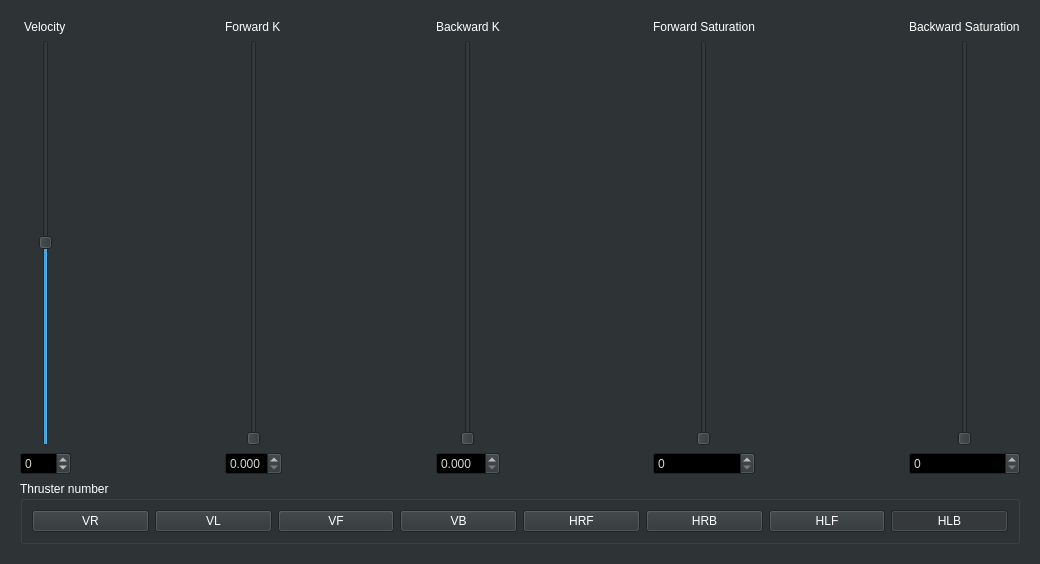
Qt form SettingsWindow/settingswindow.ui (hydronautics-team/PoolsideGUI) before a commit.
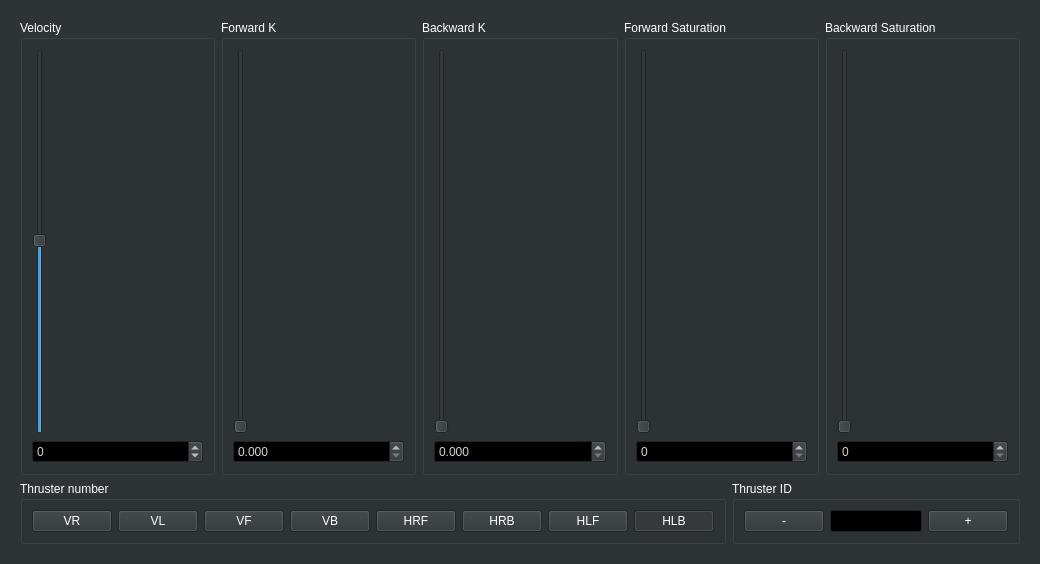
The same form after that commit. The open tabs and pages were chosen to show the change.

What changed in the file:
```diff
--- a/SettingsWindow/settingswindow.ui
+++ b/SettingsWindow/settingswindow.ui
@@ -854,15 +854,12 @@
        <item>
         <layout class="QHBoxLayout" name="horizontalLayout_3">
          <item>
-          <layout class="QVBoxLayout" name="verticalLayout_34">
-           <item alignment="Qt::AlignHCenter">
-            <widget class="QLabel" name="label_6">
-             <property name="text">
+          <widget class="QGroupBox" name="groupBox_3">
+           <property name="title">
               <string>Velocity</string>
              </property>
-            </widget>
-           </item>
-           <item alignment="Qt::AlignHCenter">
+           <layout class="QVBoxLayout" name="verticalLayout_5">
+            <item>
             <widget class="QSlider" name="verticalSliderVelocity_2">
              <property name="minimum">
               <number>-128</number>
@@ -889,30 +886,15 @@
             </widget>
            </item>
           </layout>
+          </widget>
          </item>
          <item>
-          <spacer name="horizontalSpacer_6">
-           <property name="orientation">
-            <enum>Qt::Horizontal</enum>
-           </property>
-           <property name="sizeHint" stdset="0">
-            <size>
-             <width>40</width>
-             <height>20</height>
-            </size>
-           </property>
-          </spacer>
-         </item>
-         <item>
-          <layout class="QVBoxLayout" name="verticalLayout_36">
-           <item alignment="Qt::AlignHCenter">
-            <widget class="QLabel" name="label_7">
-             <property name="text">
+          <widget class="QGroupBox" name="groupBox_4">
+           <property name="title">
               <string>Forward K</string>
              </property>
-            </widget>
-           </item>
-           <item alignment="Qt::AlignHCenter">
+           <layout class="QVBoxLayout" name="verticalLayout_11">
+            <item>
             <widget class="QSlider" name="verticalSliderForwardK_2">
              <property name="minimum">
               <number>0</number>
@@ -936,30 +918,15 @@
             </widget>
            </item>
           </layout>
+          </widget>
          </item>
          <item>
-          <spacer name="horizontalSpacer_7">
-           <property name="orientation">
-            <enum>Qt::Horizontal</enum>
-           </property>
-           <property name="sizeHint" stdset="0">
-            <size>
-             <width>40</width>
-             <height>20</height>
-            </size>
-           </property>
-          </spacer>
-         </item>
-         <item>
-          <layout class="QVBoxLayout" name="verticalLayout_37">
-           <item alignment="Qt::AlignHCenter">
-            <widget class="QLabel" name="label_8">
-             <property name="text">
+          <widget class="QGroupBox" name="groupBox_5">
+           <property name="title">
               <string>Backward K</string>
              </property>
-            </widget>
-           </item>
-           <item alignment="Qt::AlignHCenter">
+           <layout class="QVBoxLayout" name="verticalLayout_23">
+            <item>
             <widget class="QSlider" name="verticalSliderBackwardK_2">
              <property name="minimum">
               <number>0</number>
@@ -983,33 +950,15 @@
             </widget>
            </item>
           </layout>
+          </widget>
          </item>
          <item>
-          <spacer name="horizontalSpacer_8">
-           <property name="orientation">
-            <enum>Qt::Horizontal</enum>
-           </property>
-           <property name="sizeHint" stdset="0">
-            <size>
-             <width>40</width>
-             <height>20</height>
-            </size>
-           </property>
-          </spacer>
-         </item>
-         <item>
-          <layout class="QVBoxLayout" name="verticalLayout_38">
-           <item alignment="Qt::AlignHCenter">
-            <widget class="QLabel" name="label_9">
-             <property name="text">
+          <widget class="QGroupBox" name="groupBox_6">
+           <property name="title">
               <string>Forward Saturation</string>
              </property>
-             <property name="wordWrap">
-              <bool>false</bool>
-             </property>
-            </widget>
-           </item>
-           <item alignment="Qt::AlignHCenter">
+           <layout class="QVBoxLayout" name="verticalLayout_24">
+            <item>
             <widget class="QSlider" name="verticalSliderForwardSaturation_2">
              <property name="minimum">
               <number>0</number>
@@ -1033,30 +982,15 @@
             </widget>
            </item>
           </layout>
+          </widget>
          </item>
          <item>
-          <spacer name="horizontalSpacer_9">
-           <property name="orientation">
-            <enum>Qt::Horizontal</enum>
-           </property>
-           <property name="sizeHint" stdset="0">
-            <size>
-             <width>40</width>
-             <height>20</height>
-            </size>
-           </property>
-          </spacer>
-         </item>
-         <item>
-          <layout class="QVBoxLayout" name="verticalLayout_39">
-           <item>
-            <widget class="QLabel" name="label_11">
-             <property name="text">
+          <widget class="QGroupBox" name="groupBox_7">
+           <property name="title">
               <string>Backward Saturation</string>
              </property>
-            </widget>
-           </item>
-           <item alignment="Qt::AlignHCenter">
+           <layout class="QVBoxLayout" name="verticalLayout_25">
+            <item>
             <widget class="QSlider" name="verticalSliderBarkwardSaturation_2">
              <property name="minimum">
               <number>0</number>
@@ -1080,9 +1014,12 @@
             </widget>
            </item>
           </layout>
+          </widget>
          </item>
         </layout>
        </item>
+       <item>
+        <layout class="QHBoxLayout" name="horizontalLayout_6">
        <item>
         <widget class="QGroupBox" name="groupBoxThrusterId_4">
          <property name="title">
@@ -1262,6 +1199,34 @@
          </layout>
         </widget>
        </item>
+         <item>
+          <widget class="QGroupBox" name="groupBox">
+           <property name="title">
+            <string>Thruster ID</string>
+           </property>
+           <layout class="QHBoxLayout" name="horizontalLayout_8">
+            <item>
+             <widget class="QPushButton" name="pushButton">
+              <property name="text">
+               <string>-</string>
+              </property>
+             </widget>
+            </item>
+            <item>
+             <widget class="QLineEdit" name="lineEdit_4"/>
+            </item>
+            <item>
+             <widget class="QPushButton" name="pushButton_2">
+              <property name="text">
+               <string>+</string>
+              </property>
+             </widget>
+            </item>
+           </layout>
+          </widget>
+         </item>
+        </layout>
+       </item>
       </layout>
      </widget>
      <widget class="QWidget" name="pageConfigCoef">
```
Left out of the diff: 228 changed lines with no effect on the pictures. Lines whose indentation alone changed are shown as unchanged.
